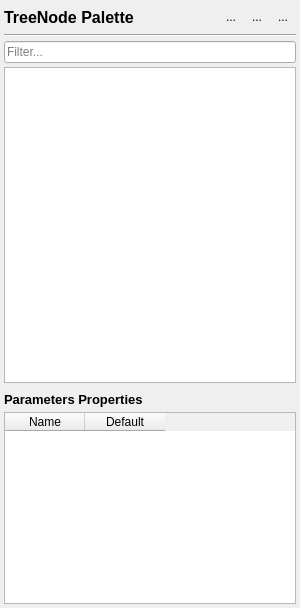
First picture: the form in bt_editor/sidepanel_editor.ui, repository BehaviorTree/Groot, before the edit.
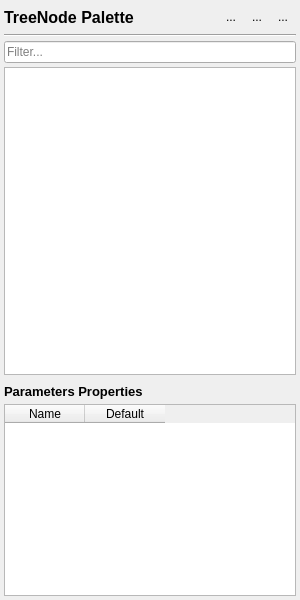
Second picture: the form after the edit. Icons and pictures are not drawn.

What changed in the file:
```diff
--- a/bt_editor/sidepanel_editor.ui
+++ b/bt_editor/sidepanel_editor.ui
@@ -7,13 +7,13 @@
     <x>0</x>
     <y>0</y>
     <width>300</width>
-    <height>608</height>
+    <height>600</height>
    </rect>
   </property>
   <property name="minimumSize">
    <size>
     <width>300</width>
-    <height>0</height>
+    <height>300</height>
    </size>
   </property>
   <property name="maximumSize">
```
